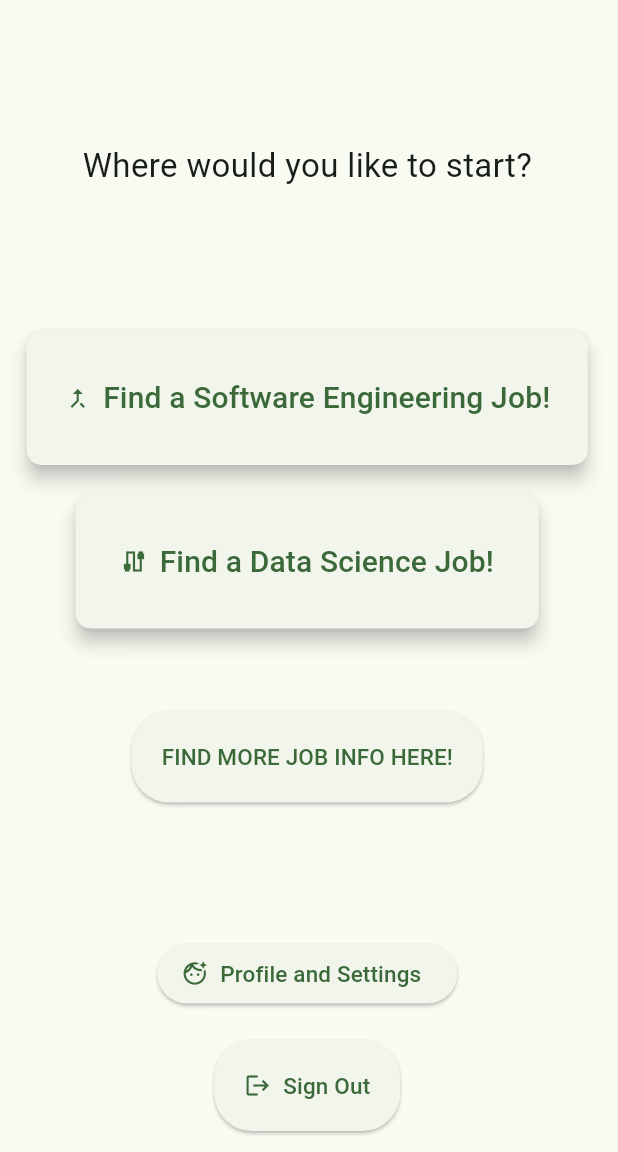
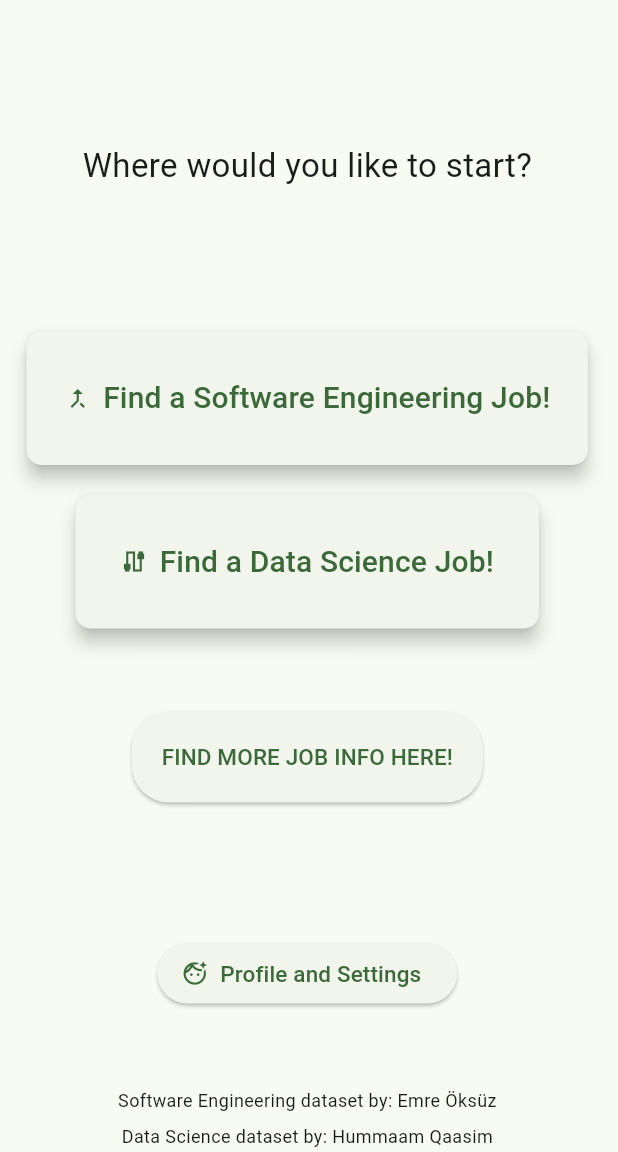
Before and after one commit to juliaetz/jobSearchApp, a Flutter app: the screen it shows once a user with an empty profile is signed in, on a phone screen of 412 x 824 dp, the part 84-1236 px from its top. Run offline on Flutter 3.47's test engine with Material 3 defaults, Android fonts, the phone set to English and light mode, and no system bars; our stand-ins replace cloud_firestore, csv, firebase_auth, firebase_core, image_picker, shared_preferences; missing offline and left inert: flutter_inappwebview; accounts and stored records are empty.

Commit message:
Removed the temporary sign out button on the home screen

```diff
--- a/lib/VIEW/jobHomePage.dart
+++ b/lib/VIEW/jobHomePage.dart
@@ -138,34 +138,6 @@ class JobHomePage extends StatelessWidget {
               ),
             ),
           ),
-
-          SizedBox(height: 20),
-
-
-          // TEMPORARY BUTTON TO SIGN OUT
-          ElevatedButton.icon(
-            onPressed: () async {
-              FirebaseAuth.instance.signOut();
-              Navigator.of(context).pushNamedAndRemoveUntil(
-                '/signin',
-                    (Route<dynamic> route) => false,
-              );
-              // Optionally, navigate back to the login screen or perform other actions
-            },
-            icon: Icon(Icons.logout),
-            label: Text(
-              "Sign Out",
-              style: TextStyle(
-                fontSize: 15,
-              ),
-            ),
-            style: ElevatedButton.styleFrom(
-              padding: EdgeInsets.symmetric(vertical: 20, horizontal: 20),
-              shape: RoundedRectangleBorder(borderRadius: BorderRadius.circular(25)),
-            ),
-          ),
-
-
           SizedBox(height: 50),
 
 
```
